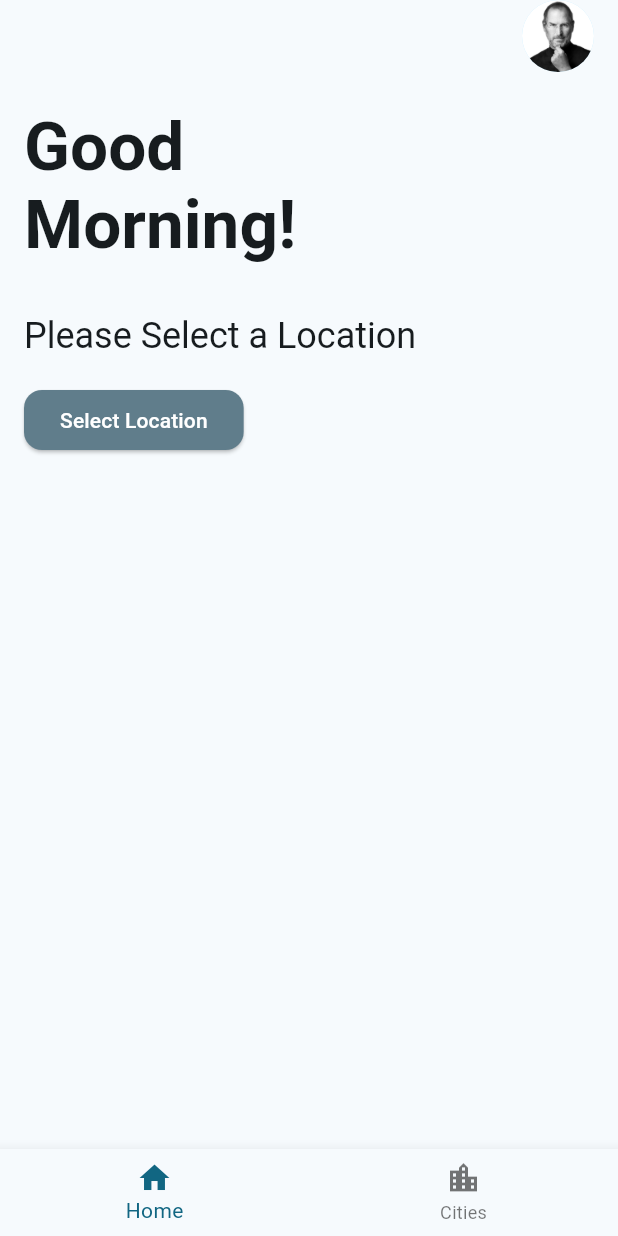
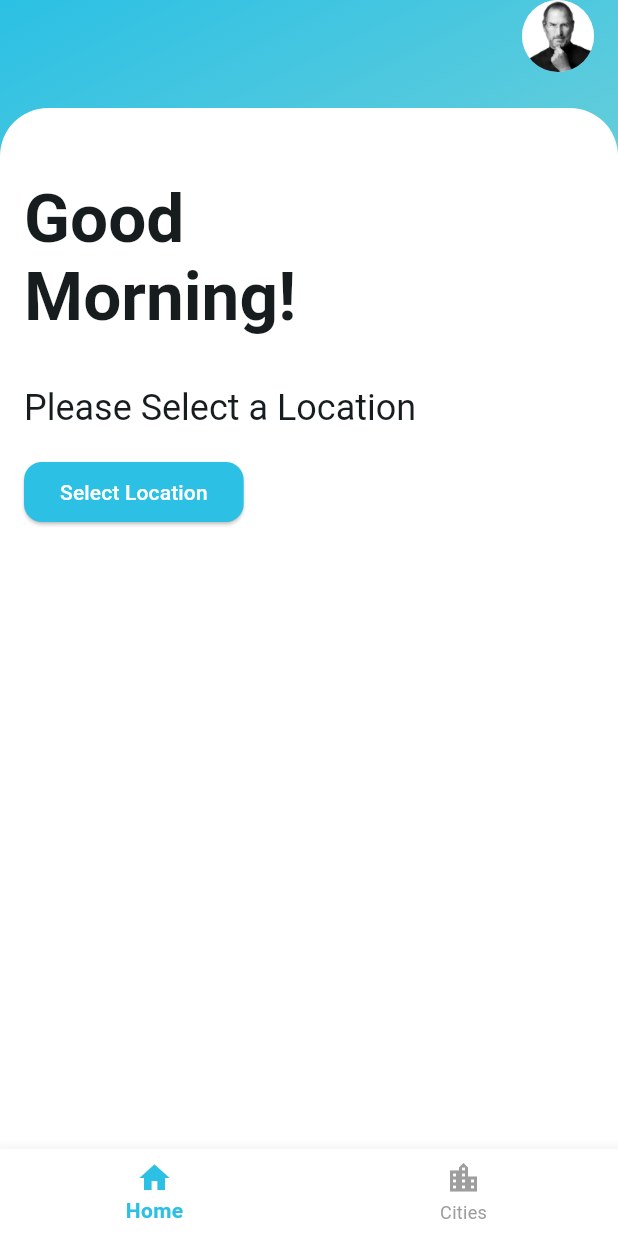
Before and after one commit to NavidFehren/weather_app, a Flutter app: the screen it shows after launch, on a phone screen of 412 x 824 dp. Run offline on Flutter 3.47's test engine with Material 2 defaults, Android fonts, the light colour scheme and no system bars; our stand-ins replace flutter_bloc.

Commit message:
Add some design improvements

```diff
--- a/lib/city/widgets/cities_list_loaded.dart
+++ b/lib/city/widgets/cities_list_loaded.dart
@@ -30,6 +30,7 @@ class CitiesListLoaded extends StatelessWidget {
           child: ListView.separated(
             shrinkWrap: true,
             itemCount: cities.length,
+            padding: EdgeInsets.zero,
             separatorBuilder: (context, index) => const SizedBox(height: 12),
             itemBuilder: (context, index) {
               final city = cities[index];
--- a/lib/home/widgets/home_screen.dart
+++ b/lib/home/widgets/home_screen.dart
@@ -4,6 +4,7 @@ import 'package:weather_app/avatar/widgets/avatar.dart';
 import 'package:weather_app/bottom_navigation/blocs/bottom_navigation_cubit.dart';
 import 'package:weather_app/bottom_navigation/widgets/bottom_navigation.dart';
 import 'package:weather_app/shared/extensions/padding_extension.dart';
+import 'package:weather_app/shared/widgets/main_page_container.dart';
 
 class HomeScreen extends StatelessWidget {
   const HomeScreen({Key? key}) : super(key: key);
@@ -11,11 +12,17 @@ class HomeScreen extends StatelessWidget {
   @override
   Widget build(BuildContext context) {
     return Scaffold(
-      appBar: AppBar(actions: [
-        const Avatar().padding(right: 16, bottom: 8),
-      ]),
+      extendBodyBehindAppBar: true,
+      extendBody: true,
+      resizeToAvoidBottomInset: false,
+      appBar: AppBar(
+        backgroundColor: Colors.transparent,
+        actions: [
+          const Avatar().padding(right: 16, bottom: 8),
+        ],
+      ),
       bottomNavigationBar: const BottomNavigation(),
-      body: SafeArea(
+      body: MainPageContainer(
         child: BlocBuilder<BottomNavigationCubit, BottomNavigationState>(
           builder: (context, state) {
             return state.currentItem.content.paddingAll(16);
--- a/lib/main.dart
+++ b/lib/main.dart
@@ -3,6 +3,7 @@ import 'package:weather_app/app/app_bloc_provider.dart';
 import 'package:weather_app/app/app_repository_provider.dart';
 import 'package:weather_app/app/app_service_provider.dart';
 import 'package:weather_app/home/widgets/home_screen.dart';
+import 'package:weather_app/shared/theme/app_theme.dart';
 
 void main() {
   runApp(const MyApp());
@@ -17,30 +18,7 @@ class MyApp extends StatelessWidget {
     return MaterialApp(
       title: 'Flutter Demo',
       debugShowCheckedModeBanner: false,
-      theme: ThemeData(
-        colorScheme: ColorScheme.fromSeed(seedColor: Colors.blueGrey),
-        elevatedButtonTheme: ElevatedButtonThemeData(
-          style: ElevatedButton.styleFrom(
-            foregroundColor: Colors.white,
-            backgroundColor: Colors.blueGrey,
-            shape: RoundedRectangleBorder(
-              borderRadius: BorderRadius.circular(12),
-            ),
-          ),
-        ),
-        searchBarTheme: SearchBarThemeData(
-          backgroundColor: MaterialStateProperty.all(Colors.blueGrey),
-          textStyle: MaterialStateProperty.all(
-            const TextStyle(color: Colors.white),
-          ),
-          shape: MaterialStatePropertyAll(
-            RoundedRectangleBorder(
-              borderRadius: BorderRadius.circular(24),
-            ),
-          ),
-        ),
-        useMaterial3: true,
-      ),
+      theme: AppTheme.themeData,
       home: AppServiceProvider(
         child: AppRepositoryProvider(
           child: const AppBlocProvider(
--- /dev/null
+++ b/lib/shared/theme/app_colors.dart
@@ -0,0 +1,15 @@
+import 'package:flutter/material.dart';
+
+enum AppColors {
+  lightBlue,
+  lightYellow;
+
+  Color get value {
+    switch (this) {
+      case AppColors.lightBlue:
+        return const Color(0xFF2BC0E4);
+      case AppColors.lightYellow:
+        return const Color(0xFFEAECC6);
+    }
+  }
+}
--- /dev/null
+++ b/lib/shared/theme/app_gradient.dart
@@ -0,0 +1,20 @@
+import 'package:flutter/material.dart';
+import 'package:weather_app/shared/theme/app_colors.dart';
+
+enum AppGradient {
+  blue;
+
+  LinearGradient get value {
+    switch (this) {
+      case AppGradient.blue:
+        return LinearGradient(
+          begin: Alignment.topLeft,
+          end: Alignment.bottomRight,
+          colors: [
+            AppColors.lightBlue.value,
+            AppColors.lightYellow.value,
+          ],
+        );
+    }
+  }
+}
--- /dev/null
+++ b/lib/shared/theme/app_theme.dart
@@ -0,0 +1,38 @@
+import 'package:flutter/material.dart';
+import 'package:weather_app/shared/theme/app_colors.dart';
+
+class AppTheme {
+  /// The theme data for the app.
+  static final ThemeData themeData = ThemeData(
+    colorScheme: ColorScheme.fromSeed(seedColor: AppColors.lightBlue.value),
+    elevatedButtonTheme: ElevatedButtonThemeData(
+      style: ElevatedButton.styleFrom(
+        foregroundColor: Colors.white,
+        backgroundColor: AppColors.lightBlue.value,
+        shape: RoundedRectangleBorder(
+          borderRadius: BorderRadius.circular(12),
+        ),
+      ),
+    ),
+    searchBarTheme: SearchBarThemeData(
+      backgroundColor: MaterialStateProperty.all(AppColors.lightBlue.value),
+      textStyle: MaterialStateProperty.all(
+        const TextStyle(color: Colors.white),
+      ),
+      shape: MaterialStatePropertyAll(
+        RoundedRectangleBorder(
+          borderRadius: BorderRadius.circular(24),
+        ),
+      ),
+    ),
+    bottomNavigationBarTheme: BottomNavigationBarThemeData(
+      backgroundColor: Colors.white,
+      selectedItemColor: AppColors.lightBlue.value,
+      unselectedItemColor: Colors.grey,
+      selectedLabelStyle: const TextStyle(
+        fontWeight: FontWeight.bold,
+      ),
+    ),
+    useMaterial3: true,
+  );
+}
--- /dev/null
+++ b/lib/shared/widgets/main_page_container.dart
@@ -0,0 +1,61 @@
+import 'package:flutter/material.dart';
+import 'package:weather_app/shared/extensions/padding_extension.dart';
+import 'package:weather_app/shared/theme/app_gradient.dart';
+
+class MainPageContainer extends StatelessWidget {
+  final Widget? header;
+  final Alignment? headerAlignment;
+  final Widget child;
+  final bool largeHeader;
+
+  const MainPageContainer({
+    Key? key,
+    required this.child,
+    this.largeHeader = false,
+    this.headerAlignment = Alignment.bottomLeft,
+    this.header,
+  }) : super(key: key);
+
+  @override
+  Widget build(BuildContext context) {
+    final deviceHeight = MediaQuery.of(context).size.height;
+    final safeAreaHeight = MediaQuery.of(context).padding.top;
+    final appBarHeight = safeAreaHeight + (largeHeader ? 176 : 16);
+    final contentHeight = deviceHeight - appBarHeight;
+
+    return Stack(
+      alignment: Alignment.topCenter,
+      children: [
+        Positioned.fill(
+          child: Container(
+            alignment: headerAlignment,
+            decoration: BoxDecoration(
+              gradient: AppGradient.blue.value,
+            ),
+            child: header?.padding(
+              top: safeAreaHeight + 16,
+              left: 16,
+              right: 16,
+            ),
+          ),
+        ),
+        Positioned(
+          left: 0,
+          right: 0,
+          bottom: 0,
+          height: contentHeight,
+          child: Container(
+            // alignment: Alignment.topCenter,
+            decoration: const BoxDecoration(
+              borderRadius: BorderRadius.vertical(
+                top: Radius.circular(32),
+              ),
+              color: Colors.white,
+            ),
+            child: child.padding(top: 32),
+          ),
+        ),
+      ],
+    );
+  }
+}
--- a/lib/weather/models/weather_data.dart
+++ b/lib/weather/models/weather_data.dart
@@ -37,7 +37,6 @@ class WeatherData {
   });
 
   String get weatherImagePath {
-    print(currentWeather?.weathercode);
     switch (currentWeather?.weathercode) {
       // 0	Clear sky
       case 0:
```
